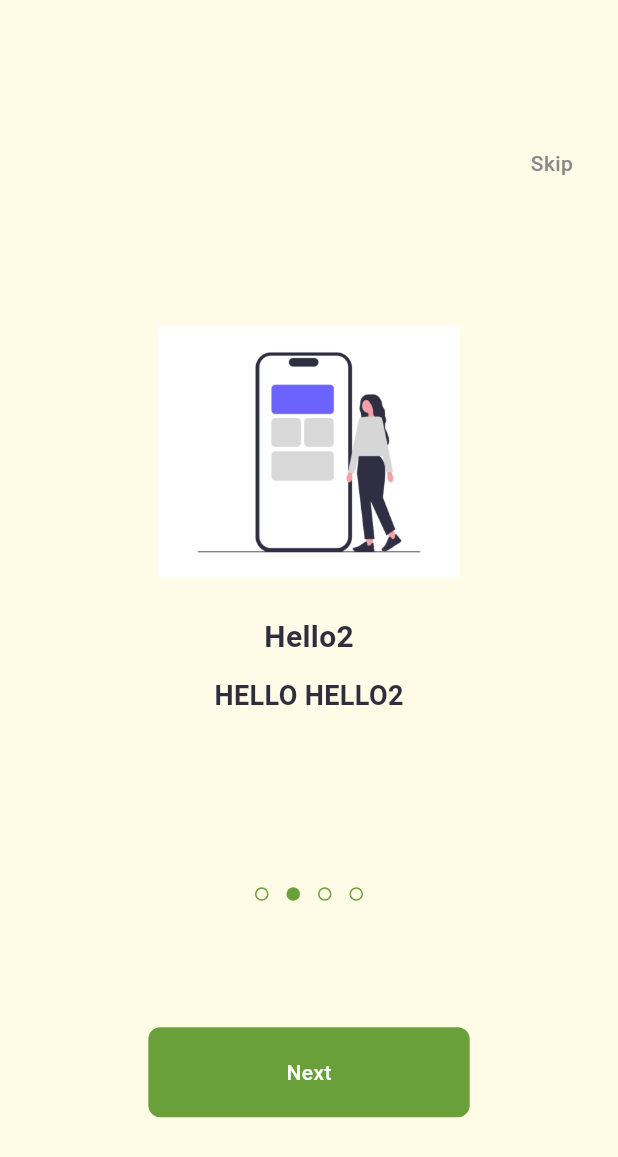
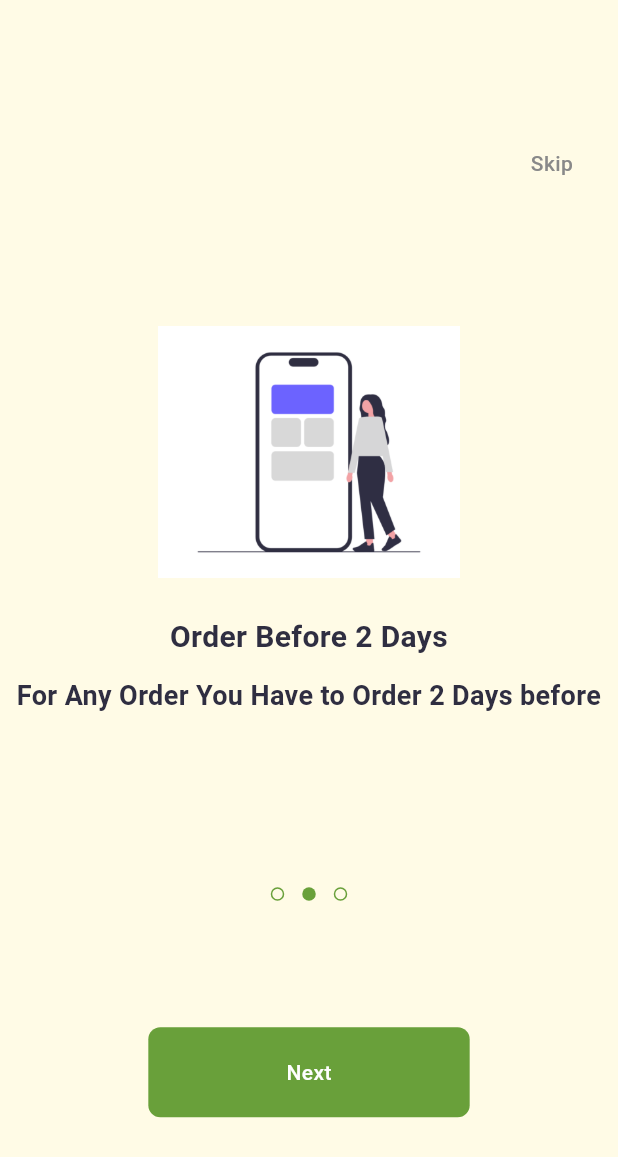
Before and after one commit to SherifShamel/food-court, a Flutter app: the screen it shows after launch, after a tap on "Next", on a phone screen of 412 x 824 dp. Shown: the top 1157 px of the screen. Run offline on Flutter 3.47's test engine with Material 3 defaults, Android fonts, the phone set to English and light mode, and no system bars; drawn by our look-alikes of dots_indicator; our stand-ins replace carousel_slider, cloud_firestore, dartz, firebase_core, flutter_bloc, flutter_riverpod and 1 more; accounts and stored records are empty; Roboto replaces fonts that are missing (Gotham).

Commit message:
modified the welcome screen page view.

```diff
--- a/lib/core/config/routes/routes.dart
+++ b/lib/core/config/routes/routes.dart
@@ -1,7 +1,5 @@
 import 'package:flutter/material.dart';
 import 'package:food_court/core/config/routes/page_route_names.dart';
-import 'package:food_court/presentation/features/home_feature/pages/home_screen.dart';
-import 'package:food_court/presentation/features/item_screen/pages/item_screen.dart';
 import 'package:food_court/presentation/features/welcome_feature/widgets/welcome_view_body.dart';
 
 import '../../../presentation/features/layout_feature/layout_screen.dart';
--- a/lib/main.dart
+++ b/lib/main.dart
@@ -2,8 +2,6 @@ import 'package:flutter/material.dart';
 
 import 'package:firebase_core/firebase_core.dart';
 import 'package:flutter_riverpod/flutter_riverpod.dart';
-import 'package:food_court/core/providers/my_shared_prefs.dart';
-import 'package:food_court/presentation/features/home_feature/pages/home_screen.dart';
 import 'package:shared_preferences/shared_preferences.dart';
 import 'firebase_options.dart';
 
--- a/lib/presentation/features/home_feature/pages/home_screen.dart
+++ b/lib/presentation/features/home_feature/pages/home_screen.dart
@@ -1,5 +1,4 @@
 import 'package:flutter/material.dart';
-import 'package:food_court/core/config/application_theme_manager/theme_manager.dart';
 import 'package:food_court/presentation/features/home_feature/widgets/home_body.dart';
 
 import '../view_model/cubit.dart';
--- a/lib/presentation/features/meals_feature/widgets/meal_widget.dart
+++ b/lib/presentation/features/meals_feature/widgets/meal_widget.dart
@@ -1,8 +1,6 @@
 import 'package:flutter/material.dart';
 import 'package:flutter_riverpod/flutter_riverpod.dart';
-import 'package:food_court/core/config/utils/size_config.dart';
 import 'package:food_court/core/providers/favourite_provider.dart';
-import 'package:food_court/generated/assets.dart';
 import 'package:food_court/model/meal_model.dart';
 
 import '../../../../core/config/application_theme_manager/theme_manager.dart';
--- a/lib/presentation/features/splash_feature/splash_screen.dart
+++ b/lib/presentation/features/splash_feature/splash_screen.dart
@@ -18,10 +18,12 @@ class _SplashScreenState extends State<SplashScreen> {
   @override
   void initState() {
     Future<bool> getData = MySharedPrefs.getData(key: 'welcomeScreen');
-    print(getData);
     Timer(const Duration(seconds: 3), () async {
-      await getData ? navigatorKey.currentState!.pushReplacementNamed(PageRouteNames.layout):
-      navigatorKey.currentState!.pushReplacementNamed(PageRouteNames.welcome);
+      await getData
+          ? navigatorKey.currentState!
+              .pushReplacementNamed(PageRouteNames.layout)
+          : navigatorKey.currentState!
+              .pushReplacementNamed(PageRouteNames.welcome);
     });
     super.initState();
   }
--- a/lib/presentation/features/welcome_feature/pages/welcome_screen.dart
+++ b/lib/presentation/features/welcome_feature/pages/welcome_screen.dart
@@ -87,7 +87,7 @@ class _WelcomeScreenBodyState extends State<WelcomeScreenBody> {
                 }
               },
               text: pageController!.hasClients
-                  ? (pageController?.page == 3 ? "Get Started" : "Next")
+                  ? (pageController?.page == 2 ? "Get Started" : "Next")
                   : "Next",
             ),
           ),
--- a/lib/presentation/features/welcome_feature/widgets/custom_indicator.dart
+++ b/lib/presentation/features/welcome_feature/widgets/custom_indicator.dart
@@ -17,7 +17,7 @@ class CustomIndicator extends StatelessWidget {
           shape: RoundedRectangleBorder(
               side: const BorderSide(color: kMainColor),
               borderRadius: BorderRadius.circular(8))),
-      dotsCount: 4,
+      dotsCount: 3,
       position: dotIndex!,
     );
   }
--- a/lib/presentation/features/welcome_feature/widgets/custom_page_view.dart
+++ b/lib/presentation/features/welcome_feature/widgets/custom_page_view.dart
@@ -10,29 +10,29 @@ class CustomPageView extends StatelessWidget {
   @override
   Widget build(BuildContext context) {
     return PageView(
-      // scrollDirection: Axis.vertical,
       controller: pageController,
       children: const [
         PageViewItem(
-          title: "Hello1",
-          description: "HELLO HELLO1",
+          title: "Welcome",
+          description: "We have gained a great customer today!",
           image: Assets.imgChoose,
         ),
         PageViewItem(
-          title: "Hello2",
-          description: "HELLO HELLO2",
+          title: "Order Before 2 Days",
+          description: "For Any Order You Have to Order 2 Days before",
           image: Assets.imgApps,
         ),
         PageViewItem(
-          title: "Hello3",
-          description: "HELLO HELLO3",
+          title: "Add To Favourites",
+          description:
+              "You Can Add Your Favourite Meals To The Favourites Section",
           image: Assets.imgHeart,
         ),
-        PageViewItem(
-          title: "Hello4",
-          description: "HELLO HELLO4",
-          image: Assets.imgFinaly,
-        ),
+        // PageViewItem(
+        //   title: "Hello4",
+        //   description: "HELLO HELLO4",
+        //   image: Assets.imgFinaly,
+        // ),
       ],
     );
   }
--- a/lib/presentation/features/welcome_feature/widgets/page_view_item.dart
+++ b/lib/presentation/features/welcome_feature/widgets/page_view_item.dart
@@ -31,16 +31,21 @@ class PageViewItem extends StatelessWidget {
             color: Color(0xFF2f2e41),
             fontWeight: FontWeight.w600,
           ),
+          textAlign: TextAlign.center,
         ),
         const VerticalSpace(
           value: 1.2,
         ),
-        Text(
-          description!,
-          style: const TextStyle(
-            fontSize: 18,
-            color: Color(0xFF2f2e41),
-            fontWeight: FontWeight.w600,
+        Padding(
+          padding: const EdgeInsets.symmetric(horizontal: 10),
+          child: Text(
+            description!,
+            style: const TextStyle(
+              fontSize: 18,
+              color: Color(0xFF2f2e41),
+              fontWeight: FontWeight.w600,
+            ),
+            textAlign: TextAlign.center,
           ),
         ),
       ],
```
Also changed, not shown: lib/presentation/features/category_feature/pages/category_screen.dart (+3 -7 lines), lib/presentation/features/category_feature/widgets/category_widget.dart (+0 -7 lines), lib/presentation/features/favourites_feature/pages/favourites_screen.dart (+3 -6 lines), lib/presentation/features/home_feature/widgets/home_body.dart (+3 -4 lines).
